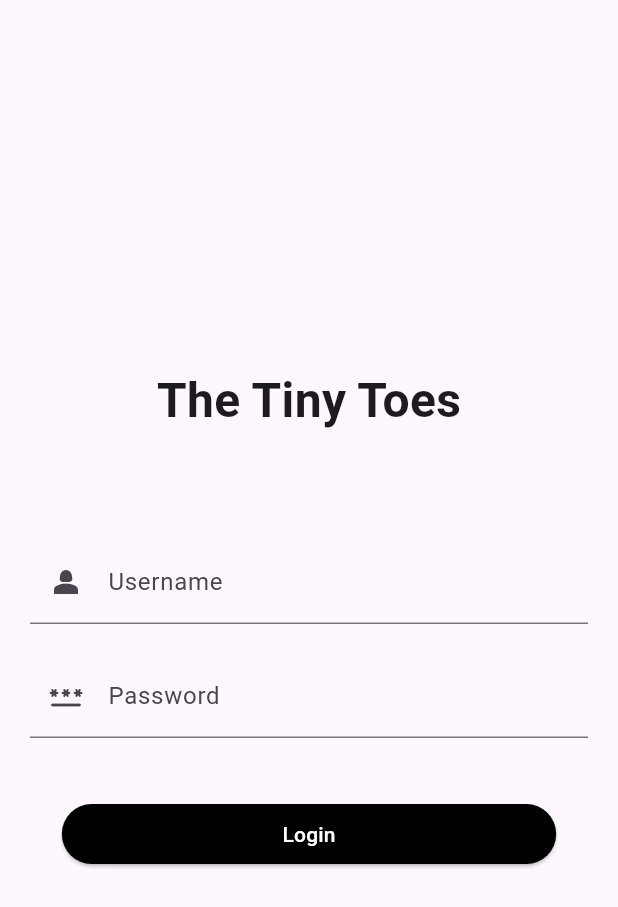
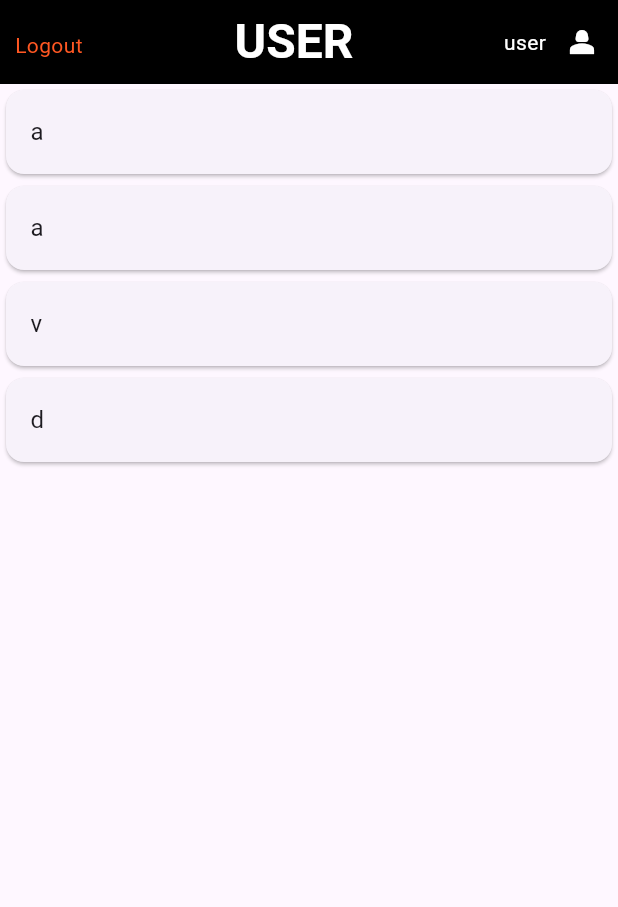
Before and after one commit to SerujanSatkunanathan/the-tiny-toes, a Flutter app: the screen it shows after launch, after a tap on "Login", on a phone screen of 412 x 824 dp. Shown: the top 907 px of the screen. Run offline on Flutter 3.47's test engine with Material 3 defaults, Android fonts, the phone set to English and light mode, and no system bars.

Commit message:
7.1  Design users page

```diff
--- a/client/apps/the_tiny_toes_app/lib/Screens/login_screen.dart
+++ b/client/apps/the_tiny_toes_app/lib/Screens/login_screen.dart
@@ -1,4 +1,5 @@
 import 'package:flutter/material.dart';
+import 'package:the_tiny_toes_app/Screens/user_page.dart';
 
 class LoginScreen extends StatefulWidget {
   const LoginScreen({super.key});
@@ -10,8 +11,8 @@ class LoginScreen extends StatefulWidget {
 class _LoginScreenState extends State<LoginScreen> {
   @override
   Widget build(BuildContext context) {
-    TextEditingController username_controller = TextEditingController();
-    TextEditingController password_controller = TextEditingController();
+    TextEditingController _usernamecontroller = TextEditingController();
+    TextEditingController _passwordcontroller = TextEditingController();
 
     final screensize = MediaQuery.of(context).size;
     return Scaffold(
@@ -32,7 +33,7 @@ class _LoginScreenState extends State<LoginScreen> {
               child: Column(
                 children: [
                   TextFormField(
-                    controller: username_controller,
+                    controller: _usernamecontroller,
                     decoration: const InputDecoration(
                         label: Text("Username"),
                         hintText: "username",
@@ -42,7 +43,7 @@ class _LoginScreenState extends State<LoginScreen> {
                     height: 20,
                   ),
                   TextFormField(
-                    controller: password_controller,
+                    controller: _passwordcontroller,
                     obscureText: true,
                     decoration: const InputDecoration(
                         label: Text("Password"),
@@ -59,7 +60,12 @@ class _LoginScreenState extends State<LoginScreen> {
           Container(
               width: screensize.width * 0.8,
               child: ElevatedButton(
-                  onPressed: () {},
+                  onPressed: () {
+                    Navigator.push(
+                        context,
+                        MaterialPageRoute(
+                            builder: (context) => const UserPage()));
+                  },
                   style: ButtonStyle(
                     backgroundColor: MaterialStateProperty.all(Colors.black),
                     foregroundColor: MaterialStateProperty.all(Colors.white),
--- /dev/null
+++ b/client/apps/the_tiny_toes_app/lib/Screens/user_page.dart
@@ -0,0 +1,55 @@
+import 'package:flutter/material.dart';
+import 'package:the_tiny_toes_app/Screens/login_screen.dart';
+
+class UserPage extends StatefulWidget {
+  const UserPage({super.key});
+
+  @override
+  State<UserPage> createState() => _UserPageState();
+}
+
+class _UserPageState extends State<UserPage> {
+  final List<String> users = ["a", 'a', 'v', 'd'];
+  @override
+  Widget build(BuildContext context) {
+    return Scaffold(
+      appBar: AppBar(
+        backgroundColor: Colors.black,
+        foregroundColor: Colors.white,
+        title: const Center(
+            child: Text(
+          "USER",
+          style: TextStyle(fontWeight: FontWeight.bold, fontSize: 32),
+        )),
+        leading: Padding(
+          padding: const EdgeInsets.only(left: 10, top: 20),
+          child: InkWell(
+            onTap: () {
+              Navigator.push(
+                context,
+                MaterialPageRoute(builder: (context) => const LoginScreen()),
+              );
+            },
+            child: const Text(
+              "Logout",
+              style: TextStyle(color: Colors.deepOrange),
+            ),
+          ),
+        ),
+        actions: [
+          const Text("user"),
+          IconButton(onPressed: () {}, icon: const Icon(Icons.person_2)),
+        ],
+      ),
+      body: ListView.builder(
+          itemCount: users.length,
+          itemBuilder: (context, index) {
+            return Card(
+              child: ListTile(
+                title: Text(users[index][0]),
+              ),
+            );
+          }),
+    );
+  }
+}
```
